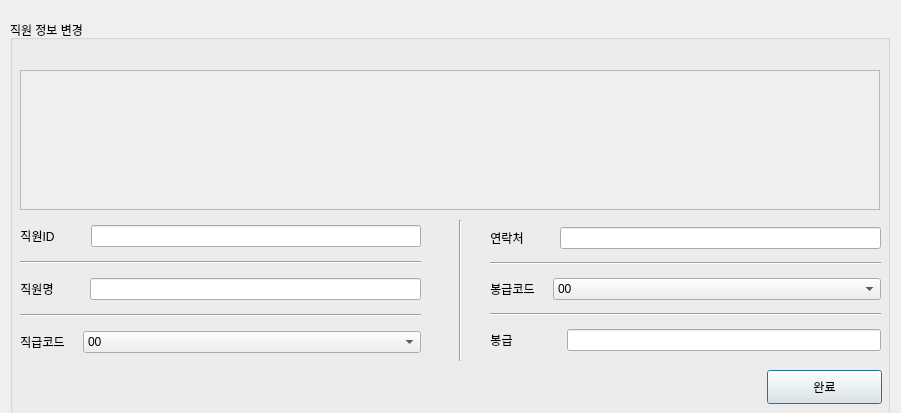
First picture: the form in ui/직원수정.ui, repository johnnyapu15/IDB, before the edit.
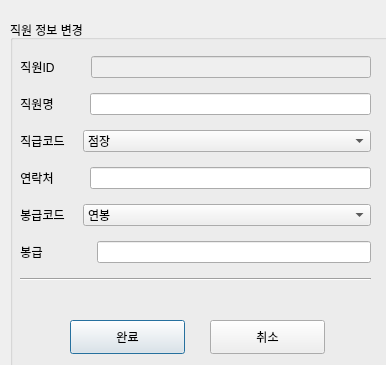
Second picture: the form after the edit.

Commit message: 조수환 18번 직원 정보 수정 구현

What changed in the file:
```diff
--- a/ui/직원수정.ui
+++ b/ui/직원수정.ui
@@ -6,8 +6,8 @@
    <rect>
     <x>0</x>
     <y>0</y>
-    <width>901</width>
-    <height>413</height>
+    <width>386</width>
+    <height>365</height>
    </rect>
   </property>
   <property name="windowTitle">
@@ -68,8 +68,8 @@
    <widget class="QPushButton" name="pushButton_21">
     <property name="geometry">
      <rect>
-      <x>757</x>
-      <y>350</y>
+      <x>60</x>
+      <y>300</y>
       <width>115</width>
       <height>34</height>
      </rect>
@@ -78,50 +78,16 @@
      <string>완료</string>
     </property>
    </widget>
-   <widget class="QScrollArea" name="scrollArea_8">
-    <property name="geometry">
-     <rect>
-      <x>10</x>
-      <y>50</y>
-      <width>860</width>
-      <height>140</height>
-     </rect>
-    </property>
-    <property name="widgetResizable">
-     <bool>true</bool>
-    </property>
-    <widget class="QWidget" name="scrollAreaWidgetContents_12">
-     <property name="geometry">
-      <rect>
-       <x>0</x>
-       <y>0</y>
-       <width>858</width>
-       <height>138</height>
-      </rect>
-     </property>
-     <widget class="QWidget" name="gridLayoutWidget_8">
-      <property name="geometry">
-       <rect>
-        <x>10</x>
-        <y>0</y>
-        <width>851</width>
-        <height>141</height>
-       </rect>
-      </property>
-      <layout class="QGridLayout" name="gridLayout_8"/>
-     </widget>
-    </widget>
-   </widget>
    <widget class="QWidget" name="layoutWidget">
     <property name="geometry">
      <rect>
       <x>10</x>
-      <y>200</y>
-      <width>401</width>
-      <height>141</height>
+      <y>30</y>
+      <width>351</width>
+      <height>241</height>
      </rect>
     </property>
-    <layout class="QVBoxLayout" name="verticalLayout_13" stretch="0,0,0,0,0">
+    <layout class="QVBoxLayout" name="verticalLayout_13" stretch="0,0,0,0,0,0,0">
      <property name="spacing">
       <number>9</number>
      </property>
@@ -155,7 +121,7 @@
        <item>
         <widget class="QLineEdit" name="lineEdit_6">
          <property name="enabled">
-          <bool>true</bool>
+          <bool>false</bool>
          </property>
          <property name="palette">
           <palette>
@@ -210,13 +176,6 @@
        </item>
       </layout>
      </item>
-     <item>
-      <widget class="Line" name="line_2">
-       <property name="orientation">
-        <enum>Qt::Horizontal</enum>
-       </property>
-      </widget>
-     </item>
      <item>
       <layout class="QHBoxLayout" name="horizontalLayout_6">
        <property name="spacing">
@@ -259,13 +218,6 @@
        </item>
       </layout>
      </item>
-     <item>
-      <widget class="Line" name="line_3">
-       <property name="orientation">
-        <enum>Qt::Horizontal</enum>
-       </property>
-      </widget>
-     </item>
      <item>
       <layout class="QHBoxLayout" name="horizontalLayout_7">
        <property name="spacing">
@@ -334,7 +286,7 @@
          </property>
          <item>
           <property name="text">
-           <string>00</string>
+           <string>점장</string>
           </property>
          </item>
          <item>
@@ -356,18 +308,6 @@
        </item>
       </layout>
      </item>
-    </layout>
-   </widget>
-   <widget class="QWidget" name="verticalLayoutWidget">
-    <property name="geometry">
-     <rect>
-      <x>480</x>
-      <y>200</y>
-      <width>391</width>
-      <height>141</height>
-     </rect>
-    </property>
-    <layout class="QVBoxLayout" name="verticalLayout">
      <item>
       <layout class="QHBoxLayout" name="horizontalLayout_8">
        <property name="spacing">
@@ -410,13 +350,6 @@
        </item>
       </layout>
      </item>
-     <item>
-      <widget class="Line" name="line_4">
-       <property name="orientation">
-        <enum>Qt::Horizontal</enum>
-       </property>
-      </widget>
-     </item>
      <item>
       <layout class="QHBoxLayout" name="horizontalLayout_9">
        <property name="spacing">
@@ -497,7 +430,7 @@
          </property>
          <item>
           <property name="text">
-           <string>00</string>
+           <string>연봉</string>
           </property>
          </item>
          <item>
@@ -519,13 +452,6 @@
        </item>
       </layout>
      </item>
-     <item>
-      <widget class="Line" name="line_5">
-       <property name="orientation">
-        <enum>Qt::Horizontal</enum>
-       </property>
-      </widget>
-     </item>
      <item>
       <layout class="QHBoxLayout" name="horizontalLayout_10" stretch="0,0">
        <property name="spacing">
@@ -568,19 +494,26 @@
        </item>
       </layout>
      </item>
+     <item>
+      <widget class="Line" name="line_3">
+       <property name="orientation">
+        <enum>Qt::Horizontal</enum>
+       </property>
+      </widget>
+     </item>
     </layout>
    </widget>
-   <widget class="Line" name="line">
+   <widget class="QPushButton" name="pushButton_22">
     <property name="geometry">
      <rect>
-      <x>440</x>
-      <y>200</y>
-      <width>20</width>
-      <height>141</height>
+      <x>200</x>
+      <y>300</y>
+      <width>115</width>
+      <height>34</height>
      </rect>
     </property>
-    <property name="orientation">
-     <enum>Qt::Vertical</enum>
+    <property name="text">
+     <string>취소</string>
     </property>
    </widget>
   </widget>
```
Left out of the diff: 21 changed lines with no effect on the pictures. The commit also changes 3 other files.
